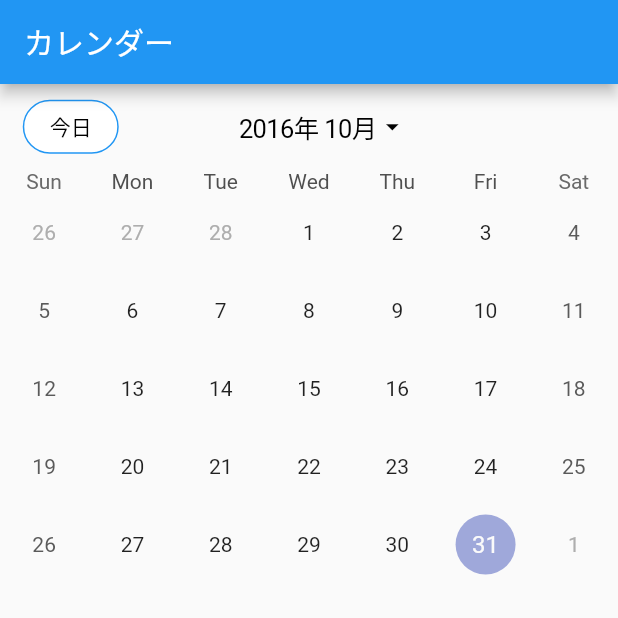
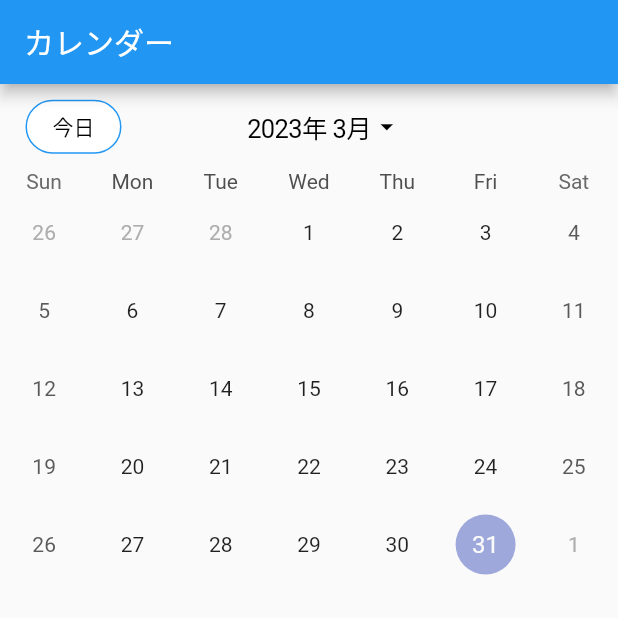
Before and after one commit to Ta23ka98/flutter_completion_test, a Flutter app: the screen it shows after launch, on a phone screen of 412 x 824 dp, the top half of it. Run offline on Flutter 3.47's test engine with Material 2 defaults, Android fonts, the phone set to English and light mode, and no system bars; drawn by our look-alikes of table_calendar; our stand-ins replace drift, flutter_riverpod; accounts and stored records are empty; generated files the repository leaves out were written again.

Commit message:
fix: CupertinoButtonで今月を表示するよう変更

```diff
--- a/lib/src/view/calendar_page/calendar_page.dart
+++ b/lib/src/view/calendar_page/calendar_page.dart
@@ -39,6 +39,7 @@ class CalendarPage extends ConsumerWidget {
             ));
   }
 
+  DateTime today = DateTime.now();
   DateTime date = DateTime(2016, 10, 26);
   DateTime time = DateTime(2016, 5, 10, 22, 35);
   DateTime dateTime = DateTime(2016, 8, 3, 17, 45);
@@ -156,7 +157,7 @@ class CalendarPage extends ConsumerWidget {
                     child: Row(
                       children: [
                         Text(
-                          '${date.year}年 ${date.month}月',
+                          '${today.year}年 ${today.month}月',
                           style: const TextStyle(color: Colors.black),
                         ),
                         const Icon(Icons.arrow_drop_down, color: Colors.black)
```
